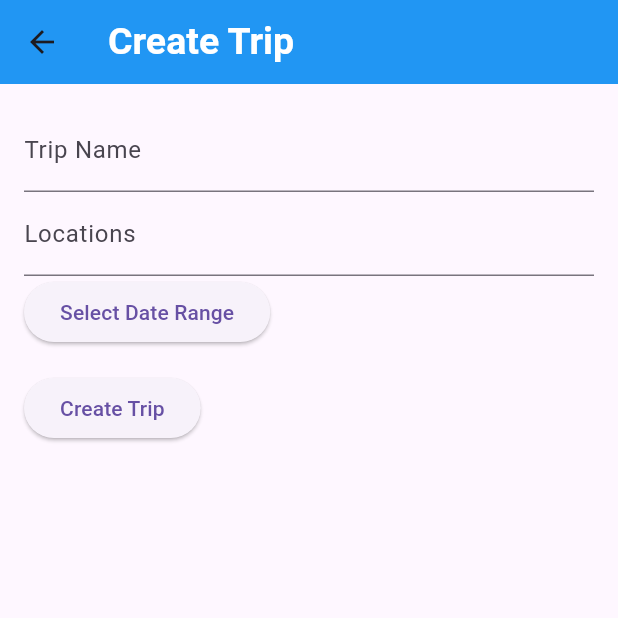
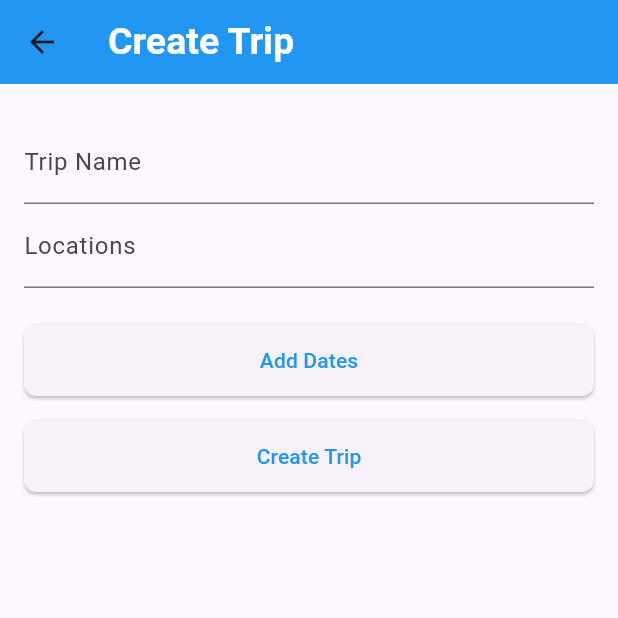
Before and after one commit to Terbish/GroupEscape, a Flutter app: the CreateTrip screen opened directly, on a phone screen of 412 x 824 dp, the top half of it. Run offline on Flutter 3.47's test engine with Material 3 defaults, Android fonts, the phone set to English and light mode, and no system bars; our stand-ins replace cloud_firestore, firebase_auth, firebase_core, share; accounts and stored records are empty.

Commit message:
modified trip details updated ui

```diff
--- a/lib/pages/create_trip.dart
+++ b/lib/pages/create_trip.dart
@@ -81,7 +81,7 @@ class _CreateTripState extends State<CreateTrip> {
     return Scaffold(
       appBar: AppBar(
         title: const Text(
-            'Create Trip',
+          'Create Trip',
           style: TextStyle(
             fontWeight: FontWeight.bold,
             color: Colors.white,
@@ -91,14 +91,19 @@ class _CreateTripState extends State<CreateTrip> {
         backgroundColor: Colors.blue,
       ),
       body: Padding(
-        padding: const EdgeInsets.all(16.0),
+        padding: const EdgeInsets.symmetric(horizontal: 16.0, vertical: 24.0), // Increased vertical padding
         child: Form(
           key: _formKey,
           child: Column(
             crossAxisAlignment: CrossAxisAlignment.start,
             children: [
               TextFormField(
-                decoration: const InputDecoration(labelText: 'Trip Name'),
+                decoration: const InputDecoration(
+                  labelText: 'Trip Name',
+                  focusedBorder: UnderlineInputBorder(
+                    borderSide: BorderSide(color: Colors.blue),
+                  ),
+                ),
                 validator: (value) {
                   if (value == null || value.isEmpty) {
                     return 'Please enter a trip name';
@@ -110,7 +115,12 @@ class _CreateTripState extends State<CreateTrip> {
                 },
               ),
               TextFormField(
-                decoration: const InputDecoration(labelText: 'Locations'),
+                decoration: const InputDecoration(
+                  labelText: 'Locations',
+                  focusedBorder: UnderlineInputBorder(
+                    borderSide: BorderSide(color: Colors.blue),
+                  ),
+                ),
                 validator: (value) {
                   if (value == null || value.isEmpty) {
                     return 'Please enter at least one location';
@@ -121,19 +131,49 @@ class _CreateTripState extends State<CreateTrip> {
                   _locations = value!.split(',');
                 },
               ),
-              ElevatedButton(
-                onPressed: () => _showDateRangePicker(context),
-                child: const Text('Select Date Range'),
+
+              const SizedBox(height: 24.0),
+
+              SizedBox(
+                width: double.infinity,
+                height: 48.0,
+                child: ElevatedButton(
+                  onPressed: () => _showDateRangePicker(context),
+                  style: ElevatedButton.styleFrom(
+                    shape: RoundedRectangleBorder(
+                      borderRadius: BorderRadius.circular(8.0),
+                    ),
+                  ),
+                  child: const Text(
+                    'Add Dates',
+                    style: TextStyle(color: Colors.blue),
+                  ),
+                ),
               ),
+
               const SizedBox(height: 16.0),
-              ElevatedButton(
-                onPressed: _submitForm,
-                child: const Text('Create Trip'),
+
+              SizedBox(
+                width: double.infinity,
+                height: 48.0,
+                child: ElevatedButton(
+                  onPressed: _submitForm,
+                  style: ElevatedButton.styleFrom(
+                    shape: RoundedRectangleBorder(
+                      borderRadius: BorderRadius.circular(8.0),
+                    ),
+                  ),
+                  child: const Text(
+                    'Create Trip',
+                    style: TextStyle(color: Colors.blue),
+                  ),
+                ),
               ),
             ],
           ),
         ),
       ),
+
     );
   }
 }
--- a/lib/pages/home_page.dart
+++ b/lib/pages/home_page.dart
@@ -71,7 +71,7 @@ class HomePage extends StatelessWidget {
           }
 
           if (snapshot.connectionState == ConnectionState.waiting) {
-            return const CircularProgressIndicator();
+            return const CircularProgressIndicator(color: Colors.blue,);
           }
           return ListView(
             children: snapshot.data!.docs.map((doc) {
@@ -100,7 +100,7 @@ class HomePage extends StatelessWidget {
                             endDate: e['endDate'],
                           ))),
                           locations: List<String>.from(doc['locations']),
-                          db: _firestoreService
+                          db: _firestoreService, members: [],
                         ),
                       ),
                     );
```
Also changed, not shown: lib/main.dart (+11 -2 lines), lib/pages/login_screen.dart (+30 -10 lines), lib/pages/trip_details.dart (+82 -34 lines), lib/widgets/join_trip_dialog.dart (+29 -19 lines), 1 other file.
